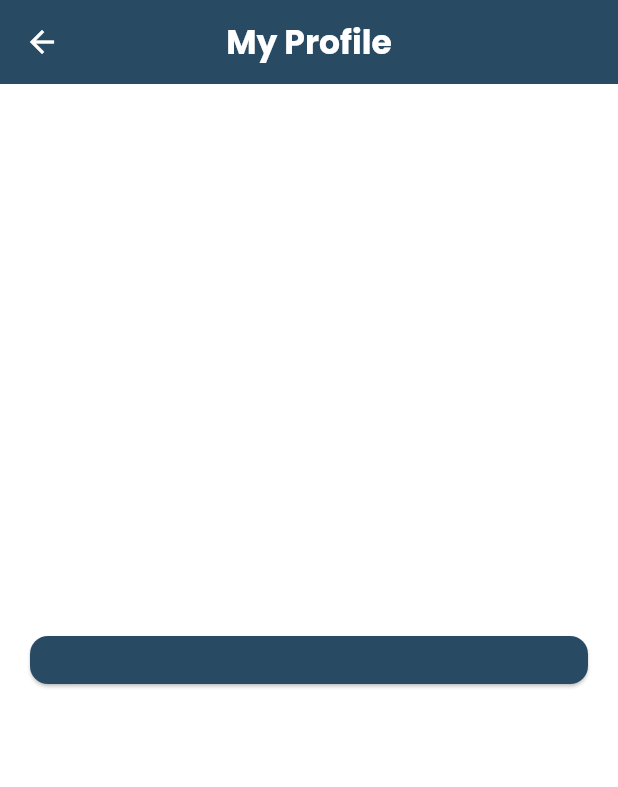
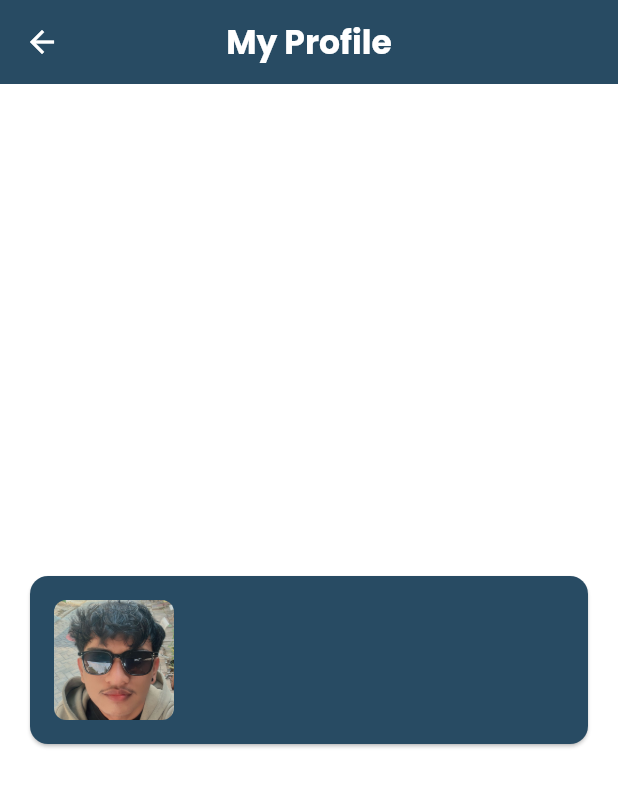
Before and after one commit to str122-xyz/Kelompok-4-trio, a Flutter app: the EnzhoProfile screen opened directly, on a phone screen of 412 x 824 dp. Shown: the top 787 px of the screen. Run offline on Flutter 3.47's test engine with Material 3 defaults, Android fonts, the phone set to English and light mode, and no system bars.

Commit message:
tambah foto profil

```diff
--- a/lib/screens/team/enzho_profile.dart
+++ b/lib/screens/team/enzho_profile.dart
@@ -46,7 +46,16 @@ class _EnzhoProfileState extends State<EnzhoProfile> {
                   Row(
                     crossAxisAlignment: CrossAxisAlignment.center,
                     children: [
-
+                      ClipRRect(
+                        borderRadius: BorderRadius.circular(8),
+                        child: Image.asset(
+                          'assets/images/enzho_profile.jpg',
+                          width: 80,
+                          height: 80,
+                          fit: BoxFit.cover,
+                        ),
+                      ),
+                      SizedBox(width: 16),
                     ],
                   )
                 ],
```
